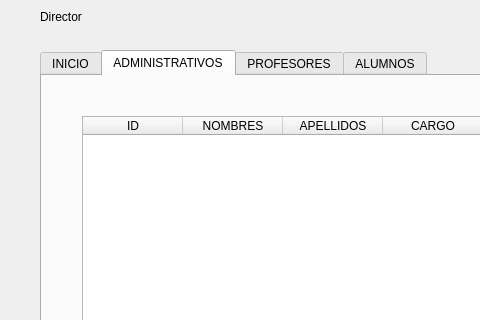
Old version of the form sist_matriculas/director_window.ui in the repository lehi10/Enrollment-System-with-BDF; both pictures show x 0 to 480 and y 0 to 320 of the 1353 by 720 pixel window.
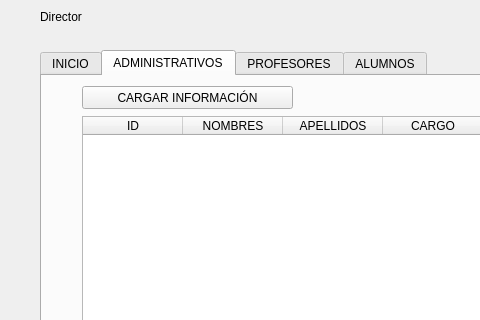
New version of the form. The open tabs and pages were chosen to show the change.

Diff of the .ui file:
```diff
--- a/sist_matriculas/director_window.ui
+++ b/sist_matriculas/director_window.ui
@@ -70,6 +70,19 @@
        </property>
       </column>
      </widget>
+     <widget class="QPushButton" name="cargar_informacion_administrativos">
+      <property name="geometry">
+       <rect>
+        <x>40</x>
+        <y>10</y>
+        <width>211</width>
+        <height>23</height>
+       </rect>
+      </property>
+      <property name="text">
+       <string>CARGAR INFORMACIÓN</string>
+      </property>
+     </widget>
     </widget>
     <widget class="QWidget" name="tab_3">
      <attribute name="title">
```
Left out of the diff: 34 changed lines with no effect on the pictures.
